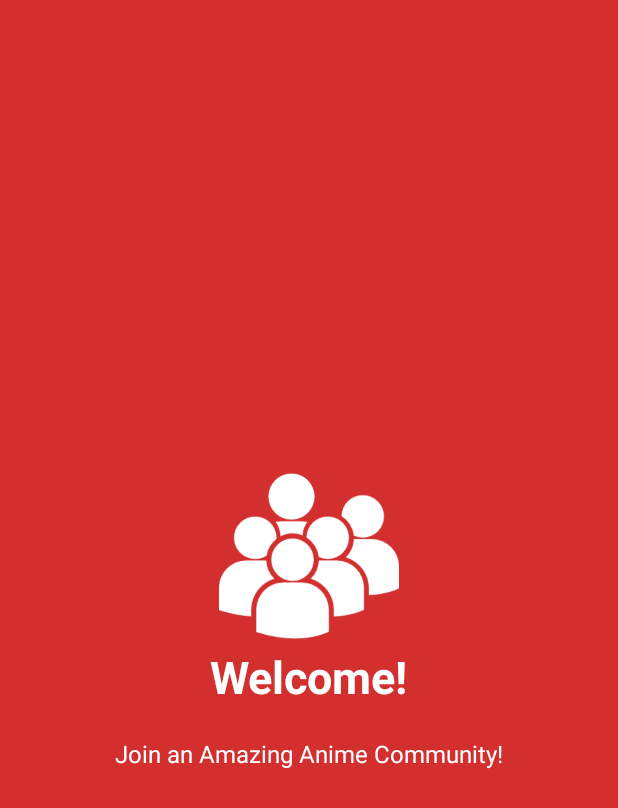
After one commit to willardshikami/MangaForum, an Android app: the layout welcome_silde1.xml on its own in the app's theme, with its tools: preview values and no code run, on a phone screen of 412 x 824 dp. The commit adds this screen. Shown: the top 808 px of the screen. Run offline under Robolectric (Android 15) with nearby library versions, the phone set to English and light mode, and no system bars.

Commit message:
added new layouts for welcome slide, adjusted scroll dots color, added new icons for welcome slide.

```diff
--- /dev/null
+++ b/app/src/main/res/layout/welcome_silde1.xml
@@ -0,0 +1,39 @@
+<?xml version="1.0" encoding="utf-8"?>
+<RelativeLayout xmlns:android="http://schemas.android.com/apk/res/android"
+    android:layout_width="match_parent"
+    android:layout_height="match_parent"
+    android:background="@color/bg_screen1">
+
+    <LinearLayout
+        android:layout_width="wrap_content"
+        android:layout_height="wrap_content"
+        android:layout_centerInParent="true"
+        android:gravity="center_horizontal"
+        android:orientation="vertical">
+
+        <ImageView
+            android:layout_width="@dimen/img_width_height"
+            android:layout_height="@dimen/img_width_height"
+            android:src="@drawable/ic_join" />
+
+        <TextView
+            android:layout_width="wrap_content"
+            android:layout_height="wrap_content"
+            android:text="@string/slide_1_title"
+            android:textColor="@android:color/white"
+            android:textSize="@dimen/slide_title"
+            android:textStyle="bold" />
+
+        <TextView
+            android:layout_width="wrap_content"
+            android:layout_height="wrap_content"
+            android:layout_marginTop="20dp"
+            android:paddingLeft="@dimen/desc_padding"
+            android:paddingRight="@dimen/desc_padding"
+            android:text="@string/slide_1_desc"
+            android:textAlignment="center"
+            android:textColor="@android:color/white"
+            android:textSize="@dimen/slide_desc" />
+
+    </LinearLayout>
+</RelativeLayout>
```
Also changed, not shown: app/src/main/res/layout/welcome_slide2.xml (added, +39 -0 lines), app/src/main/res/layout/welcome_slide3.xml (added, +40 -0 lines), app/src/main/res/layout/welcome_slide4.xml (added, +40 -0 lines), app/src/main/res/values/colors.xml (+12 -12 lines), app/src/main/res/drawable/ic_category.png (added), app/src/main/res/drawable/ic_create_white_24dp.png (deleted), app/src/main/res/drawable/ic_discuss.png (added), app/src/main/res/drawable/ic_join.png (added), app/src/main/res/drawable/ic_participate.png (added).
